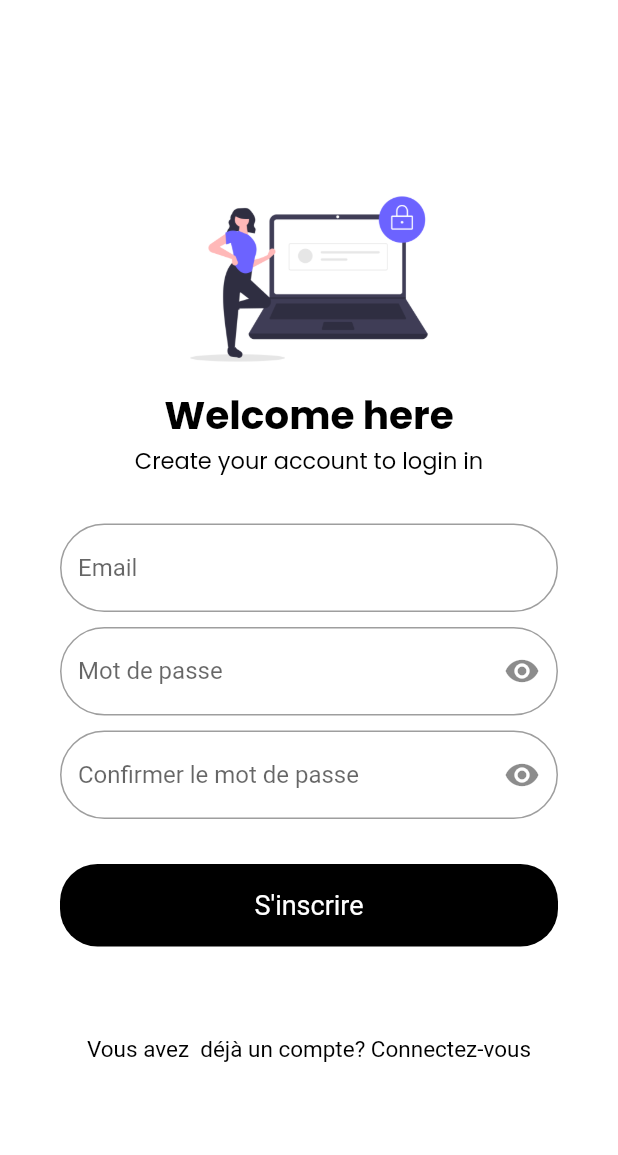
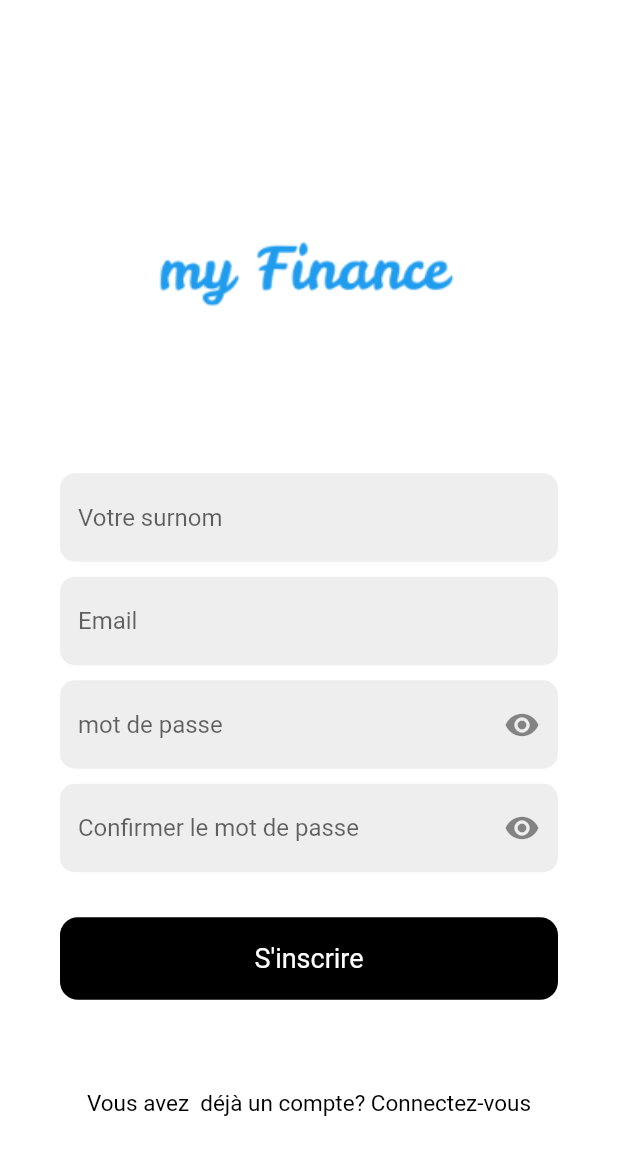
Before and after one commit to edouromaric50/vvf, a Flutter app: the screen it shows after launch, after a tap on "Se connecter", after a tap on "Vous n'avez pas un compte? Créer un comp", on a phone screen of 412 x 824 dp. Shown: the top 1155 px of the screen. Run offline on Flutter 3.47's test engine with Material 2 defaults, Android fonts, the phone set to English and light mode, and no system bars; our stand-ins replace cached_network_image, cloud_firestore, firebase_auth, firebase_core, firebase_messaging, firebase_storage and 7 more; accounts and stored records are empty.

Commit message:
Premier commit

```diff
--- a/lib/components/app_button.dart
+++ b/lib/components/app_button.dart
@@ -1,6 +1,6 @@
 import 'package:flutter/material.dart';
 
-import '../utils/app_const.dart';
+//import '../utils/app_const.dart';
 import '../utils/app_func.dart';
 import 'app_text.dart';
 
@@ -21,7 +21,7 @@ class AppButtonRound extends StatelessWidget {
       this.textSize = 18,
       this.textColor = Colors.white,
       this.backgroundColor = Colors.black,
-      this.radius = 25,
+      this.radius = 12,
       this.width,
       this.prefix,
       required this.onTap,
@@ -36,7 +36,8 @@ class AppButtonRound extends StatelessWidget {
         height: 55,
         padding: const EdgeInsets.symmetric(horizontal: 30, vertical: 13),
         decoration: BoxDecoration(
-            color: backgroundColor, borderRadius: BorderRadius.circular(radius)),
+            color: backgroundColor,
+            borderRadius: BorderRadius.circular(radius)),
         child: Center(
             child: isLoading
                 ? const SizedBox(
@@ -46,21 +47,22 @@ class AppButtonRound extends StatelessWidget {
                       color: Colors.white,
                     ))
                 : Row(
-                  mainAxisAlignment: MainAxisAlignment.center,
-                  children: [
-                    if(prefix!=null)
-                      prefix!,
-                    if(prefix!=null)
-                      const SizedBox(width: 20,),
-                    AppText(
+                    mainAxisAlignment: MainAxisAlignment.center,
+                    children: [
+                      if (prefix != null) prefix!,
+                      if (prefix != null)
+                        const SizedBox(
+                          width: 20,
+                        ),
+                      AppText(
                         text,
                         size: textSize,
                         weight: FontWeight.w400,
                         color: textColor,
                         align: TextAlign.center,
                       ),
-                  ],
-                )),
+                    ],
+                  )),
       ),
     );
   }
--- /dev/null
+++ b/lib/controllers/user_controller.dart
@@ -0,0 +1,7 @@
+import 'package:flutter_riverpod/flutter_riverpod.dart';
+
+class UserController {
+  final Ref ref;
+
+  UserController(this.ref);
+}
--- a/lib/main.dart
+++ b/lib/main.dart
@@ -3,6 +3,7 @@ import 'package:flutter/material.dart';
 import 'package:flutter_riverpod/flutter_riverpod.dart';
 import 'package:testproject/splash_page.dart';
 import 'package:testproject/utils/app_pref.dart';
+import 'package:testproject/utils/app_styles.dart';
 
 import 'utils/config.dart';
 
@@ -32,7 +33,7 @@ class MyApp extends ConsumerWidget {
       title: 'Test Project',
       debugShowCheckedModeBanner: false,
       theme: ThemeData(
-        primarySwatch: Colors.amber,
+        primarySwatch: customPrimarySwatch,
       ),
       home: SplashPage(),
     );
--- a/lib/pages/auth/login_page.dart
+++ b/lib/pages/auth/login_page.dart
@@ -41,33 +41,28 @@ class _LoginPageState extends ConsumerState<LoginPage> {
               mainAxisAlignment: MainAxisAlignment.center,
               children: [
                 AppImage(
-                  url: "assets/img/login.png",
+                  url: "assets/img/logo.png",
                   width: getSize(context).width / 2,
-                ),
-                const AppText(
-                  "Welcome here",
-                  size: 26,
-                  weight: FontWeight.bold,
-                  isNormal: false,
-                ),
-                const AppText(
-                  "Login into your existant account",
-                  isNormal: false,
                 ),
                 const SpacerHeight(
                   height: 30,
                 ),
-                SimpleFormField(
+                SimpleFilledFormField(
                     controller: emailController,
-                  validation: ValidationBuilder().email(),
+                    validation: ValidationBuilder(),
                     inputType: TextInputType.emailAddress,
-                  radius: 30,
-                  hintText: "Email",
+                    radius: 10,
+                    obscure: hidePassword,
+                    hintText: "Email"),
+                const SpacerHeight(),
+                const SpacerHeight(
+                  height: 30,
                 ),
-                const SpacerHeight(),
-                SimpleFormField(
-                  controller: passwordController,
+                SimpleFilledFormField(
+                    controller: emailController,
                     validation: ValidationBuilder(),
+                    inputType: TextInputType.emailAddress,
+                    radius: 10,
                     obscure: hidePassword,
                     suffixI: IconButton(
                         onPressed: () {
@@ -78,9 +73,8 @@ class _LoginPageState extends ConsumerState<LoginPage> {
                         icon: hidePassword
                             ? const Icon(Icons.remove_red_eye)
                             : const Icon(Icons.password_outlined)),
-                  radius: 30,
-                  hintText: "Password",
-                ),
+                    hintText: "Password"),
+                const SpacerHeight(),
                 const SpacerHeight(
                   height: 30,
                 ),
@@ -91,13 +85,17 @@ class _LoginPageState extends ConsumerState<LoginPage> {
                       setState(() {
                         isLoading = true;
                       });
-                      String error = await  ref.read(authController).login(emailController.text.trim(), passwordController.text.trim());
+                      String error = await ref.read(authController).login(
+                          emailController.text.trim(),
+                          passwordController.text.trim());
                       setState(() {
                         isLoading = false;
                       });
-                      if(error.isEmpty){
-                        showSuccessError(context, "Nous sommes ravis de vous revoir", widget: HomePage(), back: false);
-                      }else{
+                      if (error.isEmpty) {
+                        showSuccessError(
+                            context, "Nous sommes ravis de vous revoir",
+                            widget: HomePage(), back: false);
+                      } else {
                         showSnackbar(context, error);
                       }
                     }
@@ -107,31 +105,52 @@ class _LoginPageState extends ConsumerState<LoginPage> {
                 const SpacerHeight(
                   height: 20,
                 ),
-                AppText("Ou"),
+                const AppText("Ou"),
                 const SpacerHeight(
                   height: 20,
                 ),
-                AppButtonRound(
-                  text: "Google",
-                  prefix: Image.asset(
+                Row(
+                  mainAxisAlignment: MainAxisAlignment.center,
+                  children: [
+                    InkWell(
+                      onTap: () {},
+                      child: CircleAvatar(
+                        backgroundColor: Colors.red,
+                        child: Image.asset(
                           "assets/img/google.png",
                           width: 30,
                           height: 30,
                           color: Colors.white,
                         ),
-                  onTap: () {
-                    if (key.currentState!.validate()) {}
-                  },
-                  backgroundColor: Colors.red,
+                      ),
+                    ),
+                    SizedBox(
+                      width: 10,
+                    ),
+                    InkWell(
+                      onTap: () {},
+                      child: CircleAvatar(
+                        backgroundColor: Colors.black,
+                        child: Image.asset(
+                          "assets/img/apple.png",
+                          width: 30,
+                          height: 30,
+                          color: Colors.white,
+                        ),
+                      ),
+                    ),
+                  ],
                 ),
                 const SpacerHeight(
                   height: 40,
                 ),
                 InkWell(
-                    onTap: (){
-                      navigateToWidget(context, const RegisterPage(), back: false);
+                    onTap: () {
+                      navigateToWidget(context, const RegisterPage(),
+                          back: false);
                     },
-                    child: AppText("Vous n'avez pas un compte? Créer un compte")),
+                    child: const AppText(
+                        "Vous n'avez pas un compte? Créer un compte")),
               ],
             ),
           ),
--- a/lib/pages/auth/register_page.dart
+++ b/lib/pages/auth/register_page.dart
@@ -19,6 +19,7 @@ class RegisterPage extends ConsumerStatefulWidget {
 }
 
 class _RegisterPageState extends ConsumerState<RegisterPage> {
+  final pseudoController = TextEditingController();
   final emailController = TextEditingController();
   final passwordController = TextEditingController();
   final cpasswordController = TextEditingController();
@@ -42,33 +43,33 @@ class _RegisterPageState extends ConsumerState<RegisterPage> {
               mainAxisAlignment: MainAxisAlignment.center,
               children: [
                 AppImage(
-                  url: "assets/img/login.png",
+                  url: "assets/img/logo.png",
                   width: getSize(context).width / 2,
-                ),
-                const AppText(
-                  "Welcome here",
-                  size: 26,
-                  weight: FontWeight.bold,
-                  isNormal: false,
-                ),
-                const AppText(
-                  "Create your account to login in",
-                  isNormal: false,
                 ),
                 const SpacerHeight(
                   height: 30,
                 ),
-                SimpleFormField(
+                SimpleFilledFormField(
+                  controller: pseudoController,
+                  validation: ValidationBuilder(),
+                  inputType: TextInputType.name,
+                  radius: 10,
+                  hintText: ('Votre surnom'),
+                ),
+                const SpacerHeight(),
+                SimpleFilledFormField(
                   controller: emailController,
-                  validation: ValidationBuilder().email(),
+                  validation: ValidationBuilder(),
                   inputType: TextInputType.emailAddress,
-                  radius: 30,
-                  hintText: "Email",
+                  radius: 10,
+                  hintText: ('Email'),
                 ),
-                SpacerHeight(),
-                SimpleFormField(
+                const SpacerHeight(),
+                SimpleFilledFormField(
                     controller: passwordController,
                     validation: ValidationBuilder(),
+                    inputType: TextInputType.emailAddress,
+                    radius: 10,
                     obscure: hidePassword,
                     suffixI: IconButton(
                         onPressed: () {
@@ -79,11 +80,9 @@ class _RegisterPageState extends ConsumerState<RegisterPage> {
                         icon: hidePassword
                             ? const Icon(Icons.remove_red_eye)
                             : const Icon(Icons.password_outlined)),
-                  radius: 30,
-                  hintText: "Mot de passe",
-                ),
+                    hintText: "mot de passe"),
                 const SpacerHeight(),
-                SimpleFormField(
+                SimpleFilledFormField(
                     controller: cpasswordController,
                     validation: ValidationBuilder().add((value) {
                       if (value!.trim() != passwordController.text.trim()) {
@@ -91,6 +90,7 @@ class _RegisterPageState extends ConsumerState<RegisterPage> {
                       }
                       return null;
                     }),
+                    radius: 10,
                     obscure: hidePassword,
                     suffixI: IconButton(
                         onPressed: () {
@@ -101,9 +101,7 @@ class _RegisterPageState extends ConsumerState<RegisterPage> {
                         icon: hidePassword
                             ? const Icon(Icons.remove_red_eye)
                             : const Icon(Icons.password_outlined)),
-                  radius: 30,
-                  hintText: "Confirmer le mot de passe",
-                ),
+                    hintText: "Confirmer le mot de passe"),
                 const SpacerHeight(
                   height: 30,
                 ),
@@ -114,13 +112,16 @@ class _RegisterPageState extends ConsumerState<RegisterPage> {
                       setState(() {
                         isLoading = true;
                       });
-                      String error = await  ref.read(authController).register(emailController.text.trim(), passwordController.text.trim());
+                      String error = await ref.read(authController).register(
+                          emailController.text.trim(),
+                          passwordController.text.trim());
                       setState(() {
                         isLoading = false;
                       });
-                      if(error.isEmpty){
-                        showSuccessError(context, "Compte créé avec succès", widget: HomePage(), back: false);
-                      }else{
+                      if (error.isEmpty) {
+                        showSuccessError(context, "Compte créé avec succès",
+                            widget: HomePage(), back: false);
+                      } else {
                         showSnackbar(context, error);
                       }
                     }
@@ -137,8 +138,8 @@ class _RegisterPageState extends ConsumerState<RegisterPage> {
                     onTap: () {
                       navigateToWidget(context, const LoginPage(), back: false);
                     },
-                    child:
-                        AppText("Vous avez  déjà un compte? Connectez-vous")),
+                    child: const AppText(
+                        "Vous avez  déjà un compte? Connectez-vous")),
               ],
             ),
           ),
--- a/lib/splash_page.dart
+++ b/lib/splash_page.dart
@@ -1,3 +1,4 @@
+import 'package:flutter/cupertino.dart';
 import 'package:flutter/material.dart';
 import 'package:flutter_riverpod/flutter_riverpod.dart';
 import 'package:testproject/components/app_image.dart';
@@ -5,9 +6,8 @@ import 'package:testproject/components/app_text.dart';
 import 'package:testproject/home_page.dart';
 import 'package:testproject/pages/auth/login_page.dart';
 import 'package:testproject/utils/app_func.dart';
-import 'package:testproject/utils/app_pref.dart';
+//import 'package:testproject/utils/app_pref.dart';
 import 'package:testproject/utils/providers.dart';
-
 
 //ref.read()
 final nbTimes = Provider<int>((ref) => 50);
@@ -21,7 +21,6 @@ class SplashPage extends ConsumerStatefulWidget {
 }
 
 class _SplashPageState extends ConsumerState<SplashPage> {
-
   @override
   void initState() {
     super.initState();
@@ -31,26 +30,36 @@ class _SplashPageState extends ConsumerState<SplashPage> {
   @override
   Widget build(BuildContext context) {
     return Scaffold(
+      backgroundColor: Colors.white,
       body: SizedBox(
-        width : getSize(context) . width,
-        height: getSize(context) . height,
+        width: getSize(context).width,
+        height: getSize(context).height,
         child: Stack(
           children: [
             Center(
               child: ClipRRect(
                   borderRadius: BorderRadius.circular(15),
-                  child: const AppImage(url: "assets/img/logo_def.jpg", width: 250, height: 250,)),
+                  child: const AppImage(
+                    url: "assets/img/logo.png",
+                    width: 250,
+                    height: 250,
+                  )),
             ),
-
-            Positioned(
+            const Positioned(
                 bottom: 40,
                 left: 0,
                 right: 0,
                 child: Column(
-                  children: const [
-                    AppText("Votre assistant parfait..", weight: FontWeight.bold,),
-                    SizedBox(height: 20,),
-                    CircularProgressIndicator(),
+                  // ignore: unnecessary_const
+                  children: [
+                    AppText(
+                      "Votre assistante financière",
+                      weight: FontWeight.bold,
+                    ),
+                    SizedBox(
+                      height: 20,
+                    ),
+                    CupertinoActivityIndicator(),
                   ],
                 ))
           ],
@@ -60,7 +69,7 @@ class _SplashPageState extends ConsumerState<SplashPage> {
   }
 
   void setupTimer() {
-    Future.delayed(const Duration(seconds: 4), () async {
+    Future.delayed(const Duration(milliseconds: 500), () async {
       //  bool homeP = PreferenceHelper.getBool("home");
       //
       ref.read(firebaseMessaging).subscribeToTopic("all_users");
@@ -68,7 +77,7 @@ class _SplashPageState extends ConsumerState<SplashPage> {
       // if(user...is..femme)
       // ref.read(firebaseMessaging).subscribeToTopic("all_femmes");
 
-      if(ref.read(mAuth).currentUser==null){
+      if (ref.read(mAuth).currentUser == null) {
         navigateToWidget(context, const LoginPage());
       } else {
         log(ref.read(mAuth).currentUser!.uid);
--- a/lib/utils/app_const.dart
+++ b/lib/utils/app_const.dart
@@ -1,3 +1,3 @@
 import 'package:flutter/material.dart';
 
-const primaryColor = Colors.amber;
+const primaryColor = Color(0xff22A2F2);
--- /dev/null
+++ b/lib/utils/app_styles.dart
@@ -0,0 +1,18 @@
+// Define your custom color swatch
+import 'package:flutter/material.dart';
+
+MaterialColor customPrimarySwatch = const MaterialColor(
+  0xff22A2F2, // Primary color value
+  <int, Color>{
+    50: Color(0xFFE1F3FC),
+    100: Color(0xFFB3E0FA),
+    200: Color(0xFF80C9F7),
+    300: Color(0xFF4EABF4),
+    400: Color(0xFF2692F2),
+    500: Color(0xff22A2F2), // Main primary color
+    600: Color(0xFF0078EE),
+    700: Color(0xFF006EEB),
+    800: Color(0xFF0064E8),
+    900: Color(0xff22A2F2),
+  },
+);
--- a/lib/utils/providers.dart
+++ b/lib/utils/providers.dart
@@ -1,21 +1,25 @@
-
-
 import 'package:cloud_firestore/cloud_firestore.dart';
 import 'package:firebase_auth/firebase_auth.dart';
 import 'package:firebase_messaging/firebase_messaging.dart';
 import 'package:firebase_storage/firebase_storage.dart';
 import 'package:flutter_riverpod/flutter_riverpod.dart';
 import 'package:testproject/controllers/task_controller.dart';
+import 'package:testproject/controllers/user_controller.dart';
 
 import '../controllers/auth_controller.dart';
 
 final mAuth = Provider((ref) => FirebaseAuth.instance);
-final mStorage = Provider((ref) => FirebaseStorage.instance.ref().child("Files"));
+final mStorage =
+    Provider((ref) => FirebaseStorage.instance.ref().child("Files"));
 final firebaseMessaging = Provider((ref) => FirebaseMessaging.instance);
 
-final taskRef = Provider((ref) => FirebaseFirestore.instance.collection("Tasks"));
-final imgRef = Provider((ref) => FirebaseFirestore.instance.collection("Images"));
-
+final taskRef = Provider((ref) => getFirestore().collection("Tasks"));
+final userRef = Provider((ref) => getFirestore().collection("Users"));
 
 final authController = Provider((ref) => AuthController(ref));
 final taskController = Provider((ref) => TaskController(ref));
+final userController = Provider((ref) => UserController(ref));
+
+getFirestore() {
+  return FirebaseFirestore.instance;
+}
```
Also changed, not shown: assets/img/apple.png (added), lib/models/user_model.dart (added), 28 other files. Lines whose indentation alone changed are shown as unchanged.
